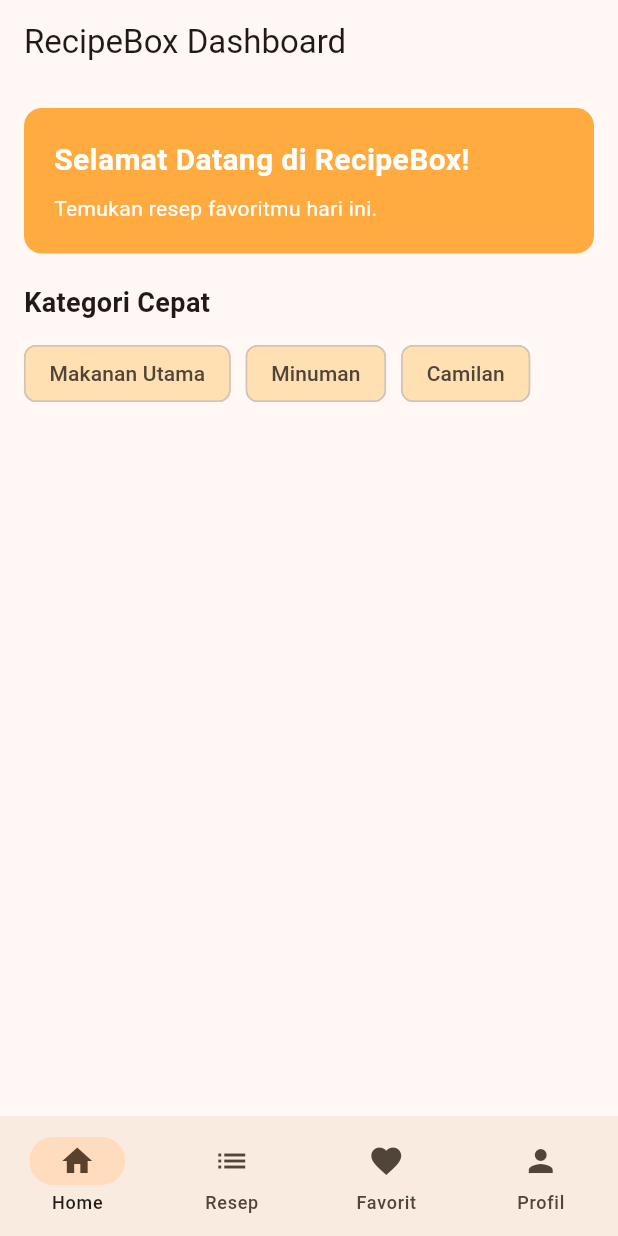
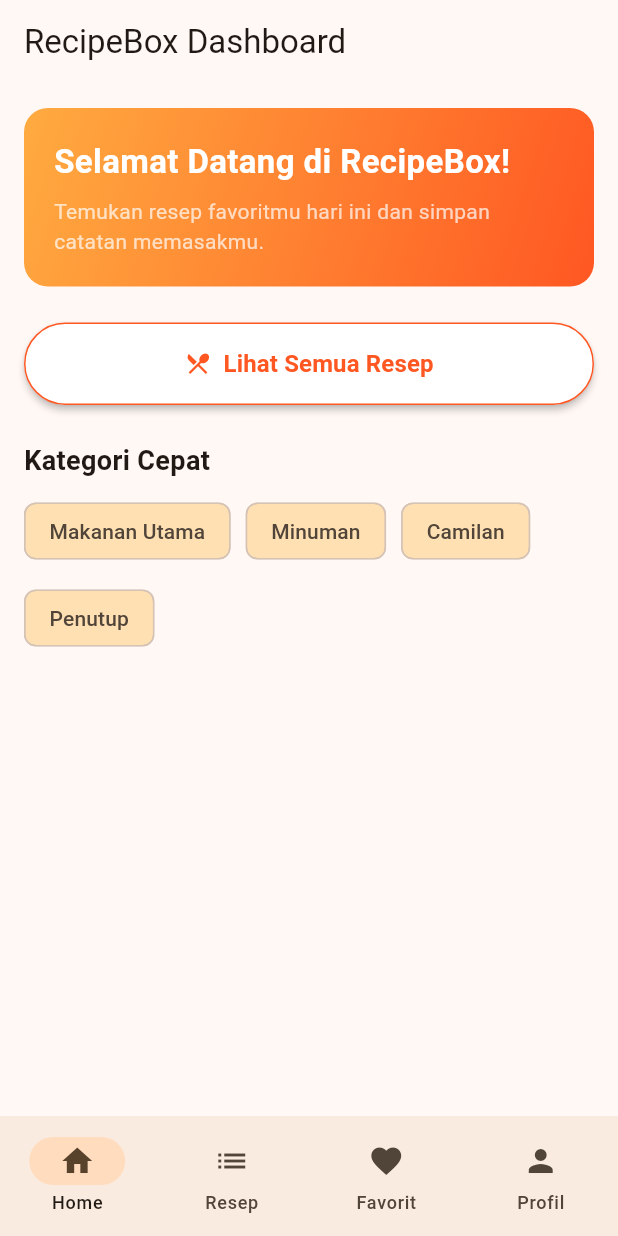
Before and after one commit to ketutronadino-wq/UTS_2415051108_Ketut-Rona-Dino, a Flutter app: the screen it shows after launch, on a phone screen of 412 x 824 dp. Run offline on Flutter 3.47's test engine with Material 3 defaults, Android fonts, the phone set to English and light mode, and no system bars; our stand-ins replace supabase_flutter; accounts and stored records are empty.

Commit message:
Refine Home screen UI and add navigation shortcut

```diff
--- a/lib/screens/home_screen.dart
+++ b/lib/screens/home_screen.dart
@@ -1,4 +1,5 @@
 import 'package:flutter/material.dart';
+import 'recipe_list_screen.dart'; // Import screen list
 
 class HomeScreen extends StatelessWidget {
   const HomeScreen({super.key});
@@ -10,32 +11,66 @@ class HomeScreen extends StatelessWidget {
       body: ListView(
         padding: const EdgeInsets.all(16),
         children: [
+          // Header Banner
           Container(
             padding: const EdgeInsets.all(20),
             decoration: BoxDecoration(
-              color: Colors.orangeAccent,
-              borderRadius: BorderRadius.circular(12),
+              gradient: const LinearGradient(
+                colors: [Colors.orangeAccent, Colors.deepOrange],
+                begin: Alignment.topLeft,
+                end: Alignment.bottomRight,
+              ),
+              borderRadius: BorderRadius.circular(16),
             ),
             child: const Column(
               crossAxisAlignment: CrossAxisAlignment.start,
               children: [
                 Text('Selamat Datang di RecipeBox!',
-                  style: TextStyle(fontSize: 20, fontWeight: FontWeight.bold, color: Colors.white)),
+                  style: TextStyle(fontSize: 22, fontWeight: FontWeight.bold, color: Colors.white)),
                 SizedBox(height: 8),
-                Text('Temukan resep favoritmu hari ini.',
-                  style: TextStyle(color: Colors.white)),
+                Text('Temukan resep favoritmu hari ini dan simpan catatan memasakmu.',
+                  style: TextStyle(color: Colors.white70, fontSize: 14)),
               ],
             ),
           ),
-          const SizedBox(height: 20),
+          const SizedBox(height: 24),
+
+          // Tombol CTA
+          SizedBox(
+            width: double.infinity,
+            child: ElevatedButton.icon(
+              style: ElevatedButton.styleFrom(
+                padding: const EdgeInsets.symmetric(vertical: 16),
+                backgroundColor: Colors.white,
+                foregroundColor: Colors.deepOrange,
+                elevation: 2,
+                side: const BorderSide(color: Colors.deepOrange),
+              ),
+              onPressed: () {
+                // Arahkan ke tab List (Menggunakan Navigator langsung ke screen,
+                // meskipun tabnya ada di bawah, ini adalah cara cepatnya)
+                Navigator.push(
+                  context,
+                  MaterialPageRoute(builder: (context) => const RecipeListScreen()),
+                );
+              },
+              icon: const Icon(Icons.restaurant_menu),
+              label: const Text('Lihat Semua Resep', style: TextStyle(fontSize: 16, fontWeight: FontWeight.bold)),
+            ),
+          ),
+          const SizedBox(height: 24),
+
+          // Kategori Cepat
           const Text('Kategori Cepat', style: TextStyle(fontSize: 18, fontWeight: FontWeight.bold)),
           const SizedBox(height: 10),
           Wrap(
             spacing: 10,
+            runSpacing: 10,
             children: [
               Chip(label: const Text('Makanan Utama'), backgroundColor: Colors.orange.shade100),
               Chip(label: const Text('Minuman'), backgroundColor: Colors.orange.shade100),
               Chip(label: const Text('Camilan'), backgroundColor: Colors.orange.shade100),
+              Chip(label: const Text('Penutup'), backgroundColor: Colors.orange.shade100),
             ],
           )
         ],
```
